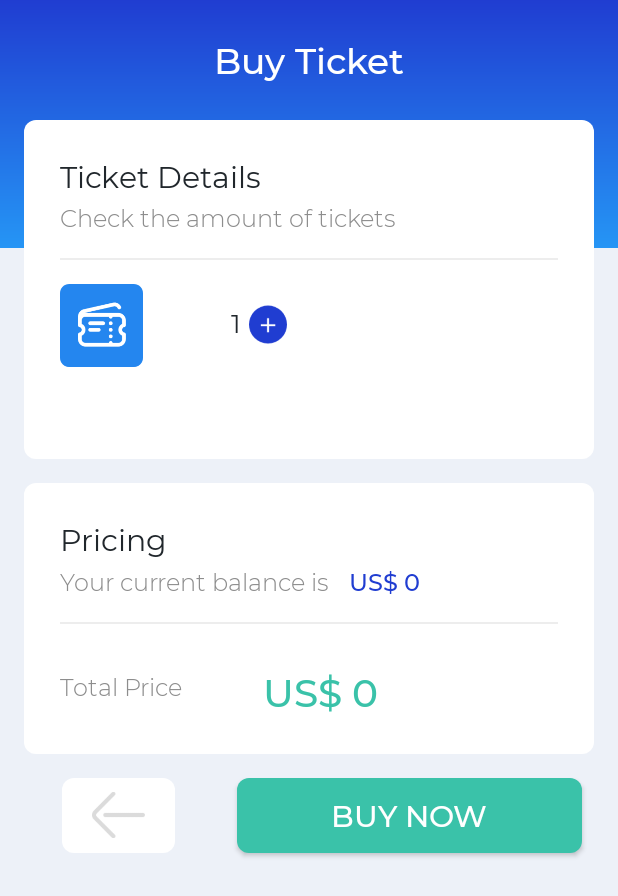
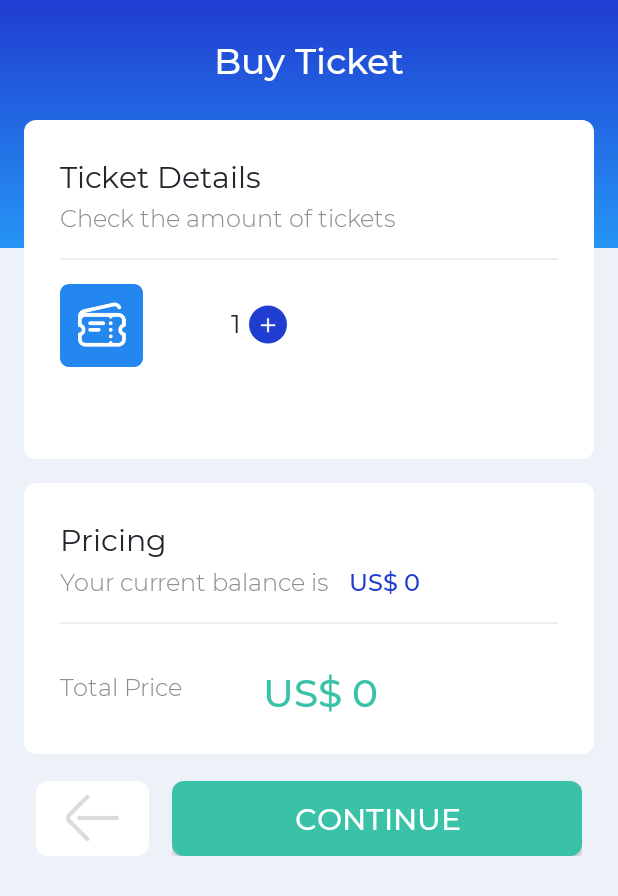
Before and after one commit to anugrahdev/TiketSaya.apk, an Android app: the TicketCheckoutAct screen opened directly, with no data from a screen before it, on a phone screen of 412 x 824 dp. Shown: the top 896 px of the screen. Run offline under Robolectric (Android 15) with nearby library versions, the phone set to English and light mode, and no system bars; our stand-ins replace Firebase (no records; nobody signed in at launch, a user with empty details on screens opened directly); 8 statements that could not run were skipped.

```diff
--- a/app/src/main/res/layout/activity_ticket_checkout.xml
+++ b/app/src/main/res/layout/activity_ticket_checkout.xml
@@ -241,38 +241,58 @@
         </LinearLayout>
     </LinearLayout>
 
-    <Button
-        android:id="@+id/btn_buy_now"
-        android:layout_width="230dp"
-        android:layout_height="50dp"
-        android:layout_marginTop="16dp"
+    <LinearLayout
+        android:layout_width="match_parent"
+        android:layout_height="wrap_content"
+        android:orientation="horizontal"
+        android:weightSum="4"
+        android:layout_marginStart="24dp"
         android:layout_marginEnd="24dp"
-        android:background="@drawable/bg_btn_green_primary"
-        android:fontFamily="@font/mmedium"
-        android:text="BUY NOW"
-        android:textColor="#fff"
-        android:textSize="20sp"
+        android:layout_marginTop="18dp"
         app:layout_constraintEnd_toEndOf="parent"
-        app:layout_constraintTop_toBottomOf="@+id/layout_pricing" />
+        app:layout_constraintStart_toStartOf="parent"
+        app:layout_constraintTop_toBottomOf="@+id/layout_pricing">
+
+        <LinearLayout
+            android:layout_width="0dp"
+            android:layout_height="wrap_content"
+            android:layout_weight="1"
+            android:orientation="vertical">
+
 
             <LinearLayout
                 android:id="@+id/btn_back"
                 android:layout_width="75dp"
                 android:layout_height="50dp"
-        android:layout_marginStart="24dp"
-        android:layout_marginTop="16dp"
-        android:layout_marginEnd="24dp"
                 android:background="@drawable/bg_layout_white"
                 android:gravity="center"
                 android:orientation="vertical"
-        app:layout_constraintEnd_toStartOf="@+id/btn_buy_now"
-        app:layout_constraintStart_toStartOf="parent"
-        app:layout_constraintTop_toBottomOf="@+id/layout_pricing">
+                app:layout_constraintEnd_toStartOf="@+id/btn_buy_ticket">
 
                 <ImageView
                     android:layout_width="35dp"
                     android:layout_height="32dp"
                     android:src="@drawable/ic_back" />
+            </LinearLayout>
+        </LinearLayout>
+
+        <LinearLayout
+            android:layout_width="0dp"
+            android:layout_height="wrap_content"
+            android:layout_weight="3"
+            android:orientation="vertical">
+
+            <Button
+                android:id="@+id/btn_buy_now"
+                android:layout_width="match_parent"
+                android:layout_height="50dp"
+                android:background="@drawable/bg_btn_green_primary"
+                android:fontFamily="@font/mmedium"
+                android:text="Continue"
+                android:textColor="#fff"
+                android:textSize="20sp" />
+
+        </LinearLayout>
     </LinearLayout>
 
     <ImageView
```
Also changed, not shown: app/src/main/java/com/aeorsh/pixelninja/tiketsaya/MyTicketDetailAct.java (+51 -1 lines), app/src/main/res/layout/activity_my_ticket_detail.xml (+47 -43 lines), app/src/main/res/layout/activity_ticket_detail.xml (+37 -16 lines). Lines whose indentation alone changed are shown as unchanged.
